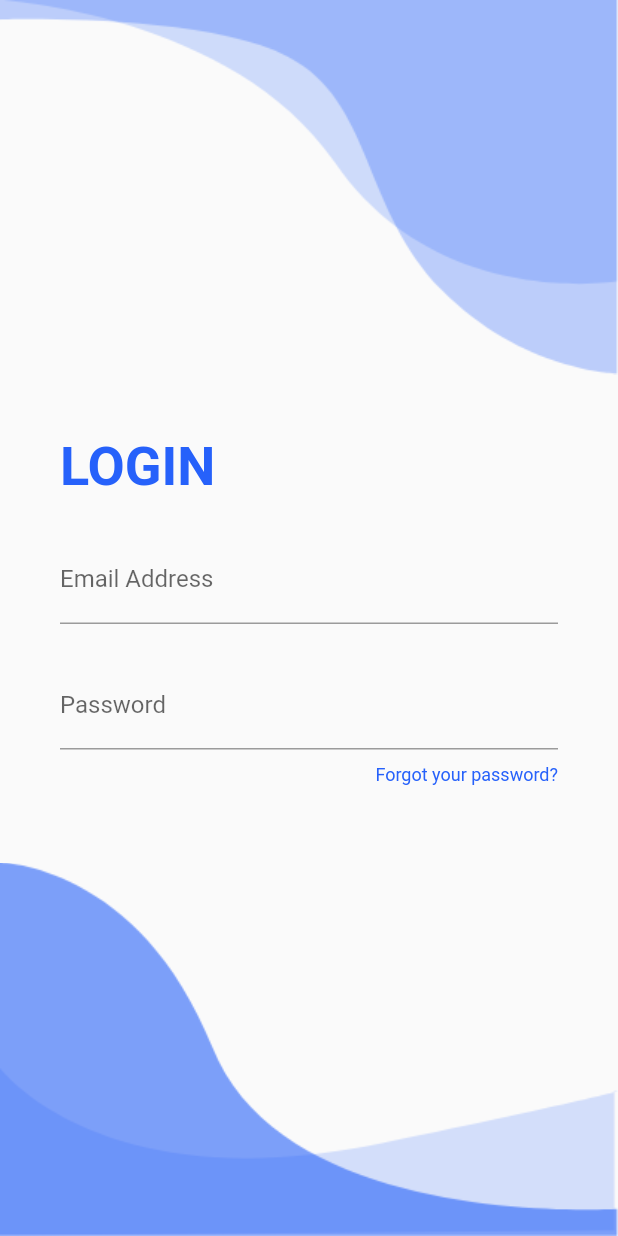
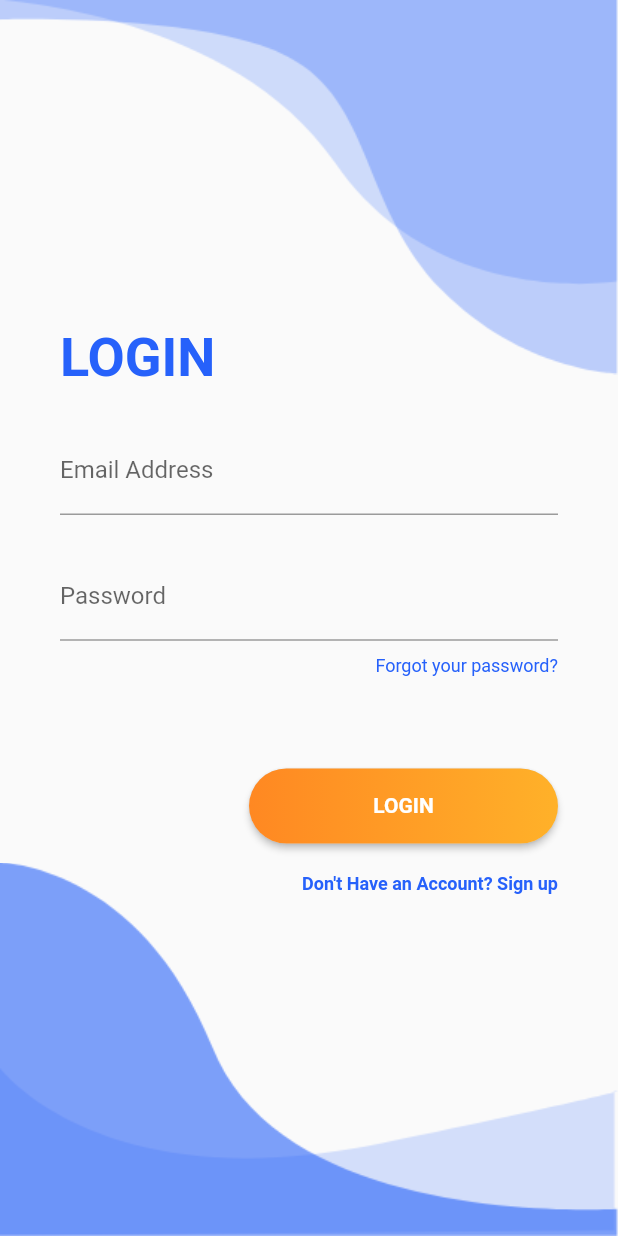
Before and after one commit to nsadisha/lms_android, a Flutter app: the SigninView screen opened directly, on a phone screen of 412 x 824 dp. Run offline on Flutter 3.47's test engine with Material 2 defaults, Android fonts, the phone set to English and light mode, and no system bars.

Commit message:
Added signin button

```diff
--- a/lib/views/Signin.dart
+++ b/lib/views/Signin.dart
@@ -72,7 +72,58 @@ class _SigninViewState extends State<SigninView> {
               ),
             ),
 
+            SizedBox(height: size.height * 0.05),
 
+            Container(
+              alignment: Alignment.centerRight,
+              margin: const EdgeInsets.symmetric(horizontal: 40, vertical: 10),
+              child: RaisedButton(
+                onPressed: () {},
+                shape: RoundedRectangleBorder(borderRadius: BorderRadius.circular(80.0)),
+                textColor: Colors.white,
+                padding: const EdgeInsets.all(0),
+                child: Container(
+                  alignment: Alignment.center,
+                  height: 50.0,
+                  width: size.width * 0.5,
+                  decoration: BoxDecoration(
+                      borderRadius: BorderRadius.circular(80.0),
+                      gradient: const LinearGradient(
+                          colors: [
+                            Color.fromARGB(255, 255, 136, 34),
+                            Color.fromARGB(255, 255, 177, 41)
+                          ]
+                      )
+                  ),
+                  padding: const EdgeInsets.all(0),
+                  child: const Text(
+                    "LOGIN",
+                    textAlign: TextAlign.center,
+                    style: TextStyle(
+                        fontWeight: FontWeight.bold
+                    ),
+                  ),
+                ),
+              ),
+            ),
+
+            Container(
+              alignment: Alignment.centerRight,
+              margin: const EdgeInsets.symmetric(horizontal: 40, vertical: 10),
+              child: GestureDetector(
+                onTap: () => {
+                  Navigator.push(context, MaterialPageRoute(builder: (context) => const SignupView()))
+                },
+                child: const Text(
+                  "Don't Have an Account? Sign up",
+                  style: TextStyle(
+                      fontSize: 12,
+                      fontWeight: FontWeight.bold,
+                      color: Color(0xFF2661FA)
+                  ),
+                ),
+              ),
+            )
           ],
         ),
       ),
```
